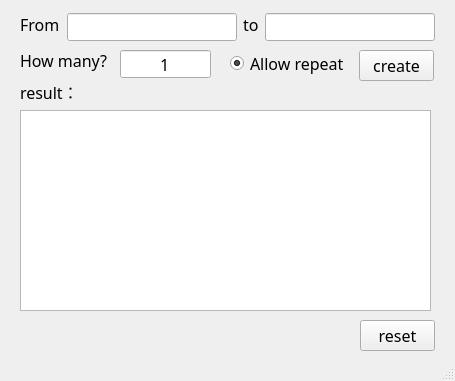
Qt form src/mainwindow.ui (aben20807/CreateRandomNumber) before a commit.
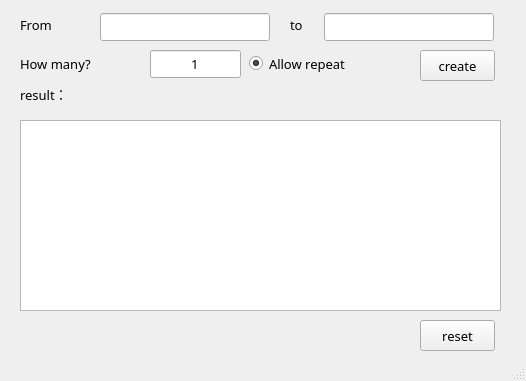
The same form after that commit.

Diff of the .ui file:
```diff
--- a/src/mainwindow.ui
+++ b/src/mainwindow.ui
@@ -6,7 +6,7 @@
    <rect>
     <x>0</x>
     <y>0</y>
-    <width>455</width>
+    <width>526</width>
     <height>381</height>
    </rect>
   </property>
@@ -23,7 +23,7 @@
    <widget class="QPushButton" name="btn_create">
     <property name="geometry">
      <rect>
-      <x>359</x>
+      <x>420</x>
       <y>50</y>
       <width>75</width>
       <height>31</height>
@@ -31,8 +31,8 @@
     </property>
     <property name="font">
      <font>
-      <family>Noto Sans T Chinese Medium</family>
-      <pointsize>12</pointsize>
+      <family>Noto Sans CJK TC Medium</family>
+      <pointsize>10</pointsize>
       <weight>50</weight>
       <bold>false</bold>
      </font>
@@ -45,15 +45,15 @@
     <property name="geometry">
      <rect>
       <x>20</x>
-      <y>49</y>
-      <width>90</width>
-      <height>23</height>
+      <y>48</y>
+      <width>121</width>
+      <height>31</height>
      </rect>
     </property>
     <property name="font">
      <font>
-      <family>Noto Sans T Chinese Medium</family>
-      <pointsize>12</pointsize>
+      <family>Noto Sans CJK TC Medium</family>
+      <pointsize>10</pointsize>
       <weight>50</weight>
       <bold>false</bold>
      </font>
@@ -66,15 +66,15 @@
     <property name="geometry">
      <rect>
       <x>20</x>
-      <y>80</y>
-      <width>61</width>
+      <y>82</y>
+      <width>91</width>
       <height>23</height>
      </rect>
     </property>
     <property name="font">
      <font>
-      <family>Noto Sans T Chinese Medium</family>
-      <pointsize>12</pointsize>
+      <family>Noto Sans CJK TC Medium</family>
+      <pointsize>10</pointsize>
       <weight>50</weight>
       <bold>false</bold>
      </font>
@@ -86,7 +86,7 @@
    <widget class="QLineEdit" name="lEdit_num">
     <property name="geometry">
      <rect>
-      <x>120</x>
+      <x>150</x>
       <y>50</y>
       <width>91</width>
       <height>28</height>
@@ -94,8 +94,8 @@
     </property>
     <property name="font">
      <font>
-      <family>Noto Sans T Chinese Medium</family>
-      <pointsize>12</pointsize>
+      <family>Noto Sans CJK TC Medium</family>
+      <pointsize>10</pointsize>
      </font>
     </property>
     <property name="text">
@@ -117,7 +117,7 @@
     <property name="font">
      <font>
       <family>Noto Sans T Chinese Medium</family>
-      <pointsize>12</pointsize>
+      <pointsize>10</pointsize>
      </font>
     </property>
     <property name="text">
@@ -133,16 +133,16 @@
    <widget class="QRadioButton" name="radioBtn_repeat">
     <property name="geometry">
      <rect>
-      <x>230</x>
-      <y>50</y>
-      <width>120</width>
-      <height>27</height>
+      <x>249</x>
+      <y>48</y>
+      <width>171</width>
+      <height>31</height>
      </rect>
     </property>
     <property name="font">
      <font>
-      <family>Noto Sans T Chinese Medium</family>
-      <pointsize>12</pointsize>
+      <family>Noto Sans CJK TC Medium</family>
+      <pointsize>10</pointsize>
       <weight>50</weight>
       <bold>false</bold>
      </font>
@@ -157,7 +157,7 @@
    <widget class="QPushButton" name="btn_reset">
     <property name="geometry">
      <rect>
-      <x>360</x>
+      <x>420</x>
       <y>320</y>
       <width>75</width>
       <height>31</height>
@@ -165,8 +165,8 @@
     </property>
     <property name="font">
      <font>
-      <family>Noto Sans T Chinese Medium</family>
-      <pointsize>12</pointsize>
+      <family>Noto Sans CJK TC Medium</family>
+      <pointsize>10</pointsize>
       <weight>50</weight>
       <bold>false</bold>
      </font>
@@ -180,14 +180,14 @@
      <rect>
       <x>20</x>
       <y>13</y>
-      <width>41</width>
+      <width>71</width>
       <height>23</height>
      </rect>
     </property>
     <property name="font">
      <font>
-      <family>Noto Sans T Chinese Medium</family>
-      <pointsize>12</pointsize>
+      <family>Noto Sans CJK TC Medium</family>
+      <pointsize>10</pointsize>
       <weight>50</weight>
       <bold>false</bold>
      </font>
@@ -199,16 +199,16 @@
    <widget class="QLabel" name="l_to">
     <property name="geometry">
      <rect>
-      <x>243</x>
+      <x>290</x>
       <y>13</y>
-      <width>16</width>
+      <width>31</width>
       <height>23</height>
      </rect>
     </property>
     <property name="font">
      <font>
-      <family>Noto Sans T Chinese Medium</family>
-      <pointsize>12</pointsize>
+      <family>Noto Sans CJK TC Medium</family>
+      <pointsize>10</pointsize>
       <weight>50</weight>
       <bold>false</bold>
      </font>
@@ -220,7 +220,7 @@
    <widget class="QLineEdit" name="lEdit_to">
     <property name="geometry">
      <rect>
-      <x>265</x>
+      <x>324</x>
       <y>13</y>
       <width>170</width>
       <height>28</height>
@@ -228,8 +228,8 @@
     </property>
     <property name="font">
      <font>
-      <family>Noto Sans T Chinese Medium</family>
-      <pointsize>12</pointsize>
+      <family>Noto Sans CJK TC Medium</family>
+      <pointsize>10</pointsize>
      </font>
     </property>
     <property name="alignment">
@@ -239,7 +239,7 @@
    <widget class="QLineEdit" name="lEdit_from">
     <property name="geometry">
      <rect>
-      <x>67</x>
+      <x>100</x>
       <y>13</y>
       <width>170</width>
       <height>28</height>
@@ -247,8 +247,8 @@
     </property>
     <property name="font">
      <font>
-      <family>Noto Sans T Chinese Medium</family>
-      <pointsize>12</pointsize>
+      <family>Noto Sans CJK TC Medium</family>
+      <pointsize>10</pointsize>
      </font>
     </property>
     <property name="alignment">
@@ -259,15 +259,15 @@
     <property name="geometry">
      <rect>
       <x>20</x>
-      <y>110</y>
-      <width>411</width>
-      <height>201</height>
+      <y>120</y>
+      <width>481</width>
+      <height>191</height>
      </rect>
     </property>
     <property name="font">
      <font>
-      <family>Noto Sans T Chinese Medium</family>
-      <pointsize>12</pointsize>
+      <family>Noto Sans CJK TC Medium</family>
+      <pointsize>10</pointsize>
      </font>
     </property>
    </widget>
```
